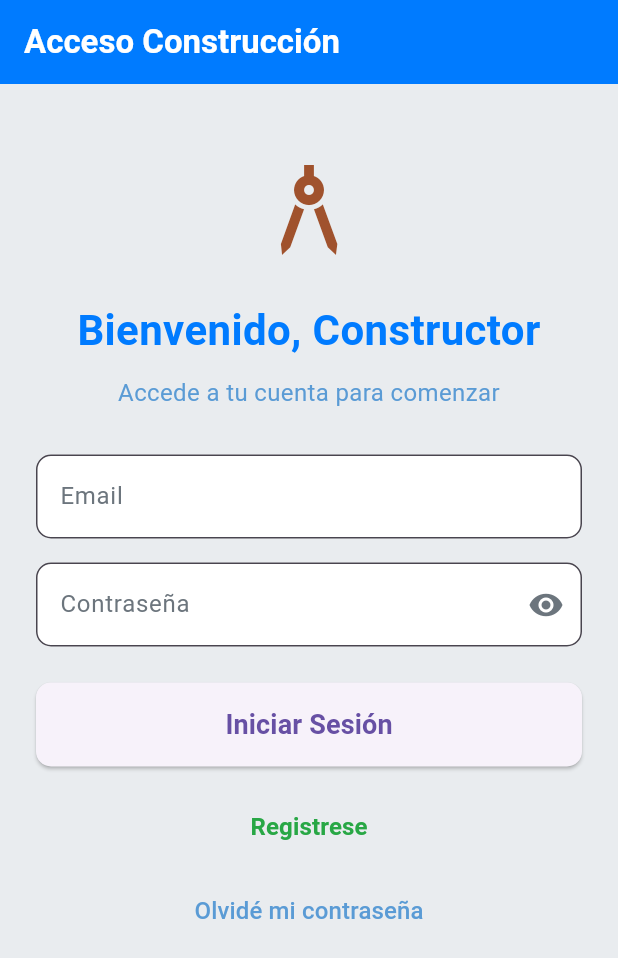
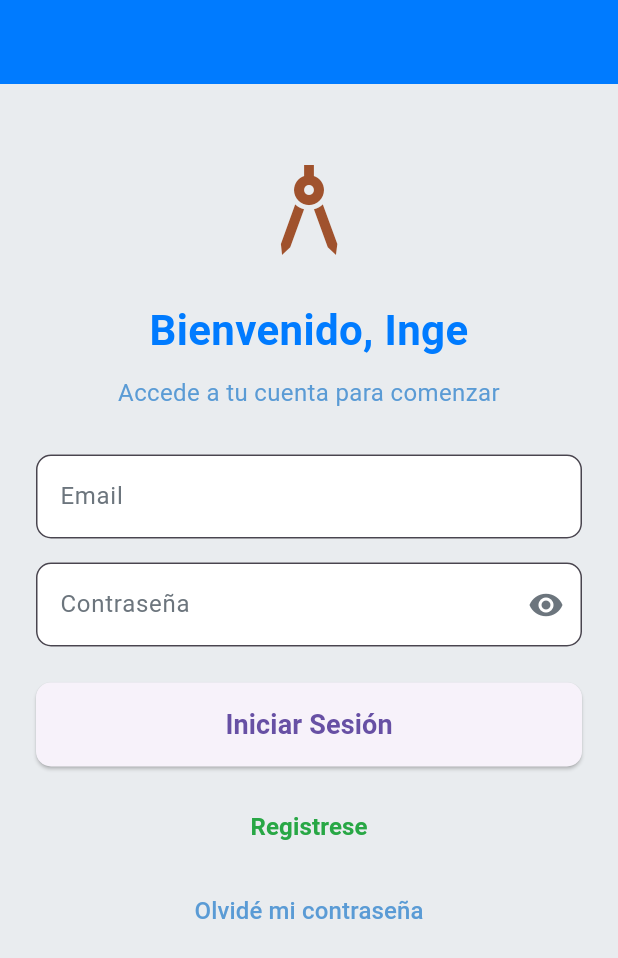
Before and after one commit to leonardoarrieta30/Dago, a Flutter app: the screen it shows after launch, on a phone screen of 412 x 824 dp. Shown: the top 958 px of the screen. Run offline on Flutter 3.47's test engine with Material 3 defaults, Android fonts, the light colour scheme and no system bars; our stand-ins replace dio, image_picker, open_file, pdf, permission_handler, printing and 2 more; accounts and stored records are empty.

Commit message:
upload app name and widget home and login

```diff
--- a/lib/components/home.dart
+++ b/lib/components/home.dart
@@ -295,7 +295,7 @@ class _HomeScreenState extends State<HomeScreen> {
                                       '${result.titulo}.pdf');
                                 },
                                 // Puedes añadir más detalles aquí si lo deseas
-                                trailing: Icon(Icons.arrow_forward_ios),
+                                trailing: Icon(Icons.remove_red_eye_outlined),
                                 subtitle: Column(
                                   crossAxisAlignment: CrossAxisAlignment.start,
                                   children: [
--- a/lib/components/security/login.dart
+++ b/lib/components/security/login.dart
@@ -82,8 +82,8 @@ class _LoginScreenState extends State<LoginScreen> {
     return Scaffold(
       backgroundColor: backgroundColor,
       appBar: AppBar(
-        title: Text('Acceso Construcción',
-            style: TextStyle(color: Colors.white, fontWeight: FontWeight.bold)),
+/*         title: Text('Acceso Construcción',
+            style: TextStyle(color: Colors.white, fontWeight: FontWeight.bold)), */
         backgroundColor: primaryColor,
         elevation: 0,
       ),
@@ -101,7 +101,7 @@ class _LoginScreenState extends State<LoginScreen> {
               ),
               SizedBox(height: 20),
               Text(
-                'Bienvenido, Constructor',
+                'Bienvenido, Inge',
                 style: TextStyle(
                   fontSize: 28,
                   fontWeight: FontWeight.bold,
--- a/pubspec.yaml
+++ b/pubspec.yaml
@@ -1,5 +1,5 @@
 name: dago_application
-description: "A new Flutter project."
+description: "An application to manage incidents at a construction site"
 publish_to: 'none'
 version: 1.0.0+1
 environment:
```
Also changed, not shown: 1 other file.
